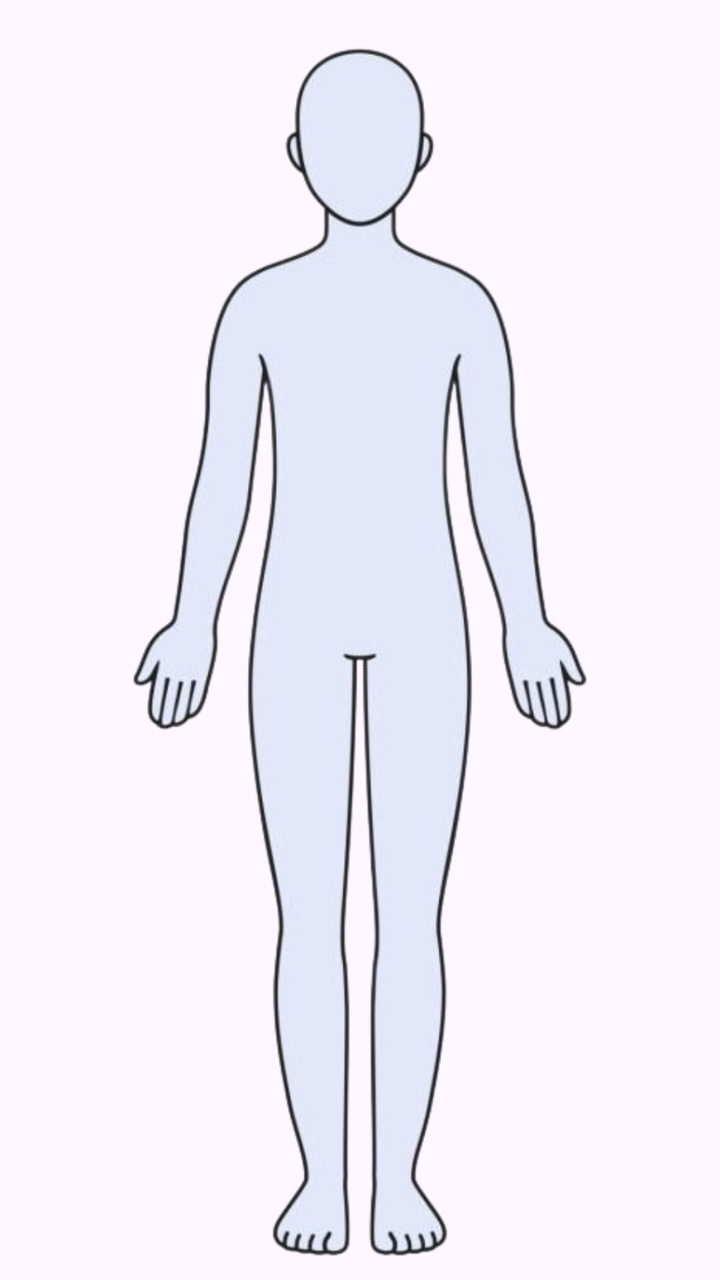
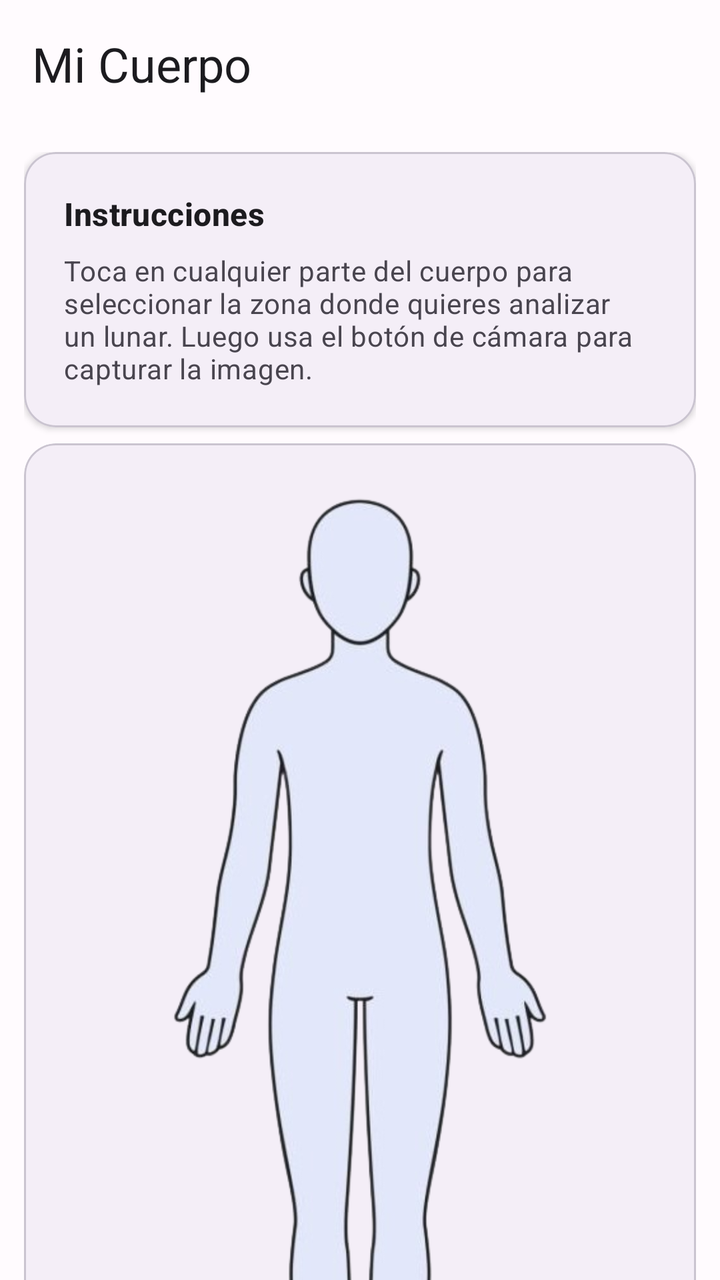

Screens rendered from an Android XML layout before and after an edit, with the pre-edit source and the edit as a unified diff.
<!-- AndroidManifest.xml: application theme Theme.SkinCare_TFM -->
<!-- res/layout/fragment_body.xml -->
<?xml version="1.0" encoding="utf-8"?>
<androidx.constraintlayout.widget.ConstraintLayout
    xmlns:android="http://schemas.android.com/apk/res/android"
    xmlns:app="http://schemas.android.com/apk/res-auto"
    xmlns:tools="http://schemas.android.com/tools"
    android:layout_width="match_parent"
    android:layout_height="match_parent"
    tools:context="fragments.MyBodyFragment">

    
    <ImageView
        android:id="@+id/frontBodyImage"
        android:layout_width="fill_parent"
        android:layout_height="fill_parent"
        app:layout_constraintStart_toStartOf="parent"
        app:layout_constraintEnd_toEndOf="parent"
        app:layout_constraintTop_toTopOf="parent"
        app:layout_constraintBottom_toBottomOf="parent"
        android:scaleType="fitCenter"
        android:src="@drawable/front_body"/>

    
    <ImageView
        android:id="@+id/frontBodyImageAreas"
        android:layout_width="fill_parent"
        android:layout_height="fill_parent"
        android:scaleType="fitCenter"

        app:layout_constraintStart_toStartOf="parent"
        app:layout_constraintEnd_toEndOf="parent"
        app:layout_constraintTop_toTopOf="parent"
        app:layout_constraintBottom_toBottomOf="parent"
        android:src="@drawable/front_body_mask"
        android:alpha="0"
        />

</androidx.constraintlayout.widget.ConstraintLayout>
<!-- resources referenced by this layout -->
<resources>
  <style name="Base.Theme.SkinCare_TFM" parent="Theme.Material3.DayNight.NoActionBar">
          
          
      </style>
  <!-- unchanged entries left out for length: 3 -->
</resources>

<!-- the commit's change to res/layout/fragment_body.xml (unified diff, before → after) -->
@@ -1,37 +1,128 @@
 <?xml version="1.0" encoding="utf-8"?>
-<androidx.constraintlayout.widget.ConstraintLayout
+<androidx.coordinatorlayout.widget.CoordinatorLayout
     xmlns:android="http://schemas.android.com/apk/res/android"
     xmlns:app="http://schemas.android.com/apk/res-auto"
     xmlns:tools="http://schemas.android.com/tools"
     android:layout_width="match_parent"
     android:layout_height="match_parent"
+    android:background="?attr/colorSurface"
     tools:context="fragments.MyBodyFragment">
 
     
-    <ImageView
-        android:id="@+id/frontBodyImage"
-        android:layout_width="fill_parent"
-        android:layout_height="fill_parent"
-        app:layout_constraintStart_toStartOf="parent"
-        app:layout_constraintEnd_toEndOf="parent"
-        app:layout_constraintTop_toTopOf="parent"
-        app:layout_constraintBottom_toBottomOf="parent"
-        android:scaleType="fitCenter"
-        android:src="@drawable/front_body"/>
+    <com.google.android.material.appbar.AppBarLayout
+        android:layout_width="match_parent"
+        android:layout_height="wrap_content"
+        android:background="@android:color/transparent"
+        app:elevation="0dp">
+
+        <com.google.android.material.appbar.MaterialToolbar
+            android:id="@+id/toolbar"
+            android:layout_width="match_parent"
+            android:layout_height="?attr/actionBarSize"
+            android:background="@android:color/transparent"
+            app:title="@string/my_body_title"
+            app:titleTextAppearance="?attr/textAppearanceHeadlineSmall"
+            app:titleTextColor="?attr/colorOnSurface"
+            app:menu="@menu/body_menu" />
+
+    </com.google.android.material.appbar.AppBarLayout>
 
     
-    <ImageView
-        android:id="@+id/frontBodyImageAreas"
-        android:layout_width="fill_parent"
-        android:layout_height="fill_parent"
-        android:scaleType="fitCenter"
+    <androidx.core.widget.NestedScrollView
+        android:layout_width="match_parent"
+        android:layout_height="match_parent"
+        app:layout_behavior="@string/appbar_scrolling_view_behavior">
 
-        app:layout_constraintStart_toStartOf="parent"
-        app:layout_constraintEnd_toEndOf="parent"
-        app:layout_constraintTop_toTopOf="parent"
-        app:layout_constraintBottom_toBottomOf="parent"
-        android:src="@drawable/front_body_mask"
-        android:alpha="0"
-        />
+        <androidx.constraintlayout.widget.ConstraintLayout
+            android:layout_width="match_parent"
+            android:layout_height="wrap_content"
+            android:padding="12dp">
 
-</androidx.constraintlayout.widget.ConstraintLayout>
+            
+            <com.google.android.material.card.MaterialCardView
+                android:id="@+id/card_info"
+                android:layout_width="match_parent"
+                android:layout_height="wrap_content"
+                android:layout_marginBottom="16dp"
+                style="@style/Widget.SkinCare_TFM.Card"
+                app:layout_constraintTop_toTopOf="parent"
+                app:layout_constraintStart_toStartOf="parent"
+                app:layout_constraintEnd_toEndOf="parent">
+
+                <LinearLayout
+                    android:layout_width="match_parent"
+                    android:layout_height="wrap_content"
+                    android:orientation="vertical"
+                    android:padding="20dp">
+
+                    <TextView
+                        android:layout_width="match_parent"
+                        android:layout_height="wrap_content"
+                        android:text="@string/body_instruction_title"
+                        android:textAppearance="?attr/textAppearanceTitleMedium"
+                        android:textColor="?attr/colorOnSurface"
+                        android:textStyle="bold"
+                        android:layout_marginBottom="8dp" />
+
+                    <TextView
+                        android:layout_width="match_parent"
+                        android:layout_height="wrap_content"
+                        android:text="@string/body_instruction_description"
+                        android:textAppearance="?attr/textAppearanceBodyMedium"
+                        android:textColor="?attr/colorOnSurfaceVariant" />
+
+                </LinearLayout>
+
+            </com.google.android.material.card.MaterialCardView>
+
+            
+            <com.google.android.material.card.MaterialCardView
+                android:id="@+id/card_body_container"
+                android:layout_width="match_parent"
+                android:layout_height="0dp"
+                android:layout_marginTop="8dp"
+                android:layout_marginBottom="16dp"
+                style="@style/Widget.SkinCare_TFM.Card"
+                app:layout_constraintTop_toBottomOf="@id/card_info"
+                app:layout_constraintStart_toStartOf="parent"
+                app:layout_constraintEnd_toEndOf="parent"
+                app:layout_constraintBottom_toBottomOf="parent"
+                app:layout_constraintHeight_percent="0.77">
+
+                <FrameLayout
+                    android:layout_width="match_parent"
+                    android:layout_height="match_parent"
+                    android:padding="8dp">
+
+                    
+                    <ImageView
+                        android:id="@+id/frontBodyImage"
+                        android:layout_width="match_parent"
+                        android:layout_height="match_parent"
+                        android:layout_gravity="center"
+                        android:adjustViewBounds="true"
+                        android:contentDescription="@string/body_image_description"
+                        android:scaleType="centerInside"
+                        android:src="@drawable/front_body" />
+
+                    
+                    <ImageView
+                        android:id="@+id/frontBodyImageAreas"
+                        android:layout_width="match_parent"
+                        android:layout_height="match_parent"
+                        android:layout_gravity="center"
+                        android:adjustViewBounds="true"
+                        android:alpha="0"
+                        android:contentDescription="@string/body_mask_description"
+                        android:scaleType="centerInside"
+                        android:src="@drawable/front_body_mask" />
+
+                </FrameLayout>
+
+            </com.google.android.material.card.MaterialCardView>
+
+        </androidx.constraintlayout.widget.ConstraintLayout>
+
+    </androidx.core.widget.NestedScrollView>
+
+</androidx.coordinatorlayout.widget.CoordinatorLayout>
<!-- resource entries referenced after the edit -->
@@ -1,9 +1,92 @@
 <!-- resources referenced by this layout -->
 <resources>
+  <string name="body_image_description">Imagen del cuerpo humano</string>
+  <string name="body_instruction_description">Toca en cualquier parte del cuerpo para seleccionar la zona donde quieres analizar un lunar. Luego usa el botón de cámara para capturar la imagen.</string>
+  <string name="body_instruction_title">Instrucciones</string>
+  <string name="body_mask_description">Máscara de áreas del cuerpo</string>
+  <string name="my_body_title">Mi Cuerpo</string>
+  <style name="Widget.SkinCare_TFM.Card" parent="Widget.Material3.CardView.Elevated">
+          <item name="cardElevation">2dp</item>
+          <item name="cardCornerRadius">16dp</item>
+          <item name="cardBackgroundColor">@color/md3_surface_light</item>
+          <item name="strokeColor">@color/md3_outline_variant_light</item>
+          <item name="strokeWidth">1dp</item>
+      </style>
+  <color name="md3_surface_light">#FFFBFE</color>
+  <color name="md3_outline_variant_light">#CAC4D0</color>
   <style name="Base.Theme.SkinCare_TFM" parent="Theme.Material3.DayNight.NoActionBar">
           
+          <item name="colorPrimary">@color/md3_primary_light</item>
+          <item name="colorOnPrimary">@color/md3_on_primary_light</item>
+          <item name="colorPrimaryContainer">@color/md3_primary_container_light</item>
+          <item name="colorOnPrimaryContainer">@color/md3_on_primary_container_light</item>
           
+          <item name="colorSecondary">@color/md3_secondary_light</item>
+          <item name="colorOnSecondary">@color/md3_on_secondary_light</item>
+          <item name="colorSecondaryContainer">@color/md3_secondary_container_light</item>
+          <item name="colorOnSecondaryContainer">@color/md3_on_secondary_container_light</item>
+          
+          <item name="colorTertiary">@color/md3_tertiary_light</item>
+          <item name="colorOnTertiary">@color/md3_on_tertiary_light</item>
+          <item name="colorTertiaryContainer">@color/md3_tertiary_container_light</item>
+          <item name="colorOnTertiaryContainer">@color/md3_on_tertiary_container_light</item>
+          
+          <item name="colorError">@color/md3_error_light</item>
+          <item name="colorOnError">@color/md3_on_error_light</item>
+          <item name="colorErrorContainer">@color/md3_error_container_light</item>
+          <item name="colorOnErrorContainer">@color/md3_on_error_container_light</item>
+          
+          <item name="android:colorBackground">@color/md3_background_light</item>
+          <item name="colorOnBackground">@color/md3_on_background_light</item>
+          <item name="colorSurface">@color/md3_surface_light</item>
+          <item name="colorOnSurface">@color/md3_on_surface_light</item>
+          <item name="colorSurfaceVariant">@color/md3_surface_variant_light</item>
+          <item name="colorOnSurfaceVariant">@color/md3_on_surface_variant_light</item>
+          <item name="colorOutline">@color/md3_outline_light</item>
+          <item name="colorOutlineVariant">@color/md3_outline_variant_light</item>
+          
+          
+          <item name="android:statusBarColor">@android:color/transparent</item>
+          <item name="android:navigationBarColor">@android:color/transparent</item>
+          <item name="android:windowLightStatusBar">true</item>
+          <item name="android:windowLightNavigationBar">true</item>
+          
+          
+          <item name="textAppearanceHeadlineLarge">@style/TextAppearance.Material3.HeadlineLarge</item>
+          <item name="textAppearanceHeadlineMedium">@style/TextAppearance.Material3.HeadlineMedium</item>
+          <item name="textAppearanceHeadlineSmall">@style/TextAppearance.Material3.HeadlineSmall</item>
+          <item name="textAppearanceTitleLarge">@style/TextAppearance.Material3.TitleLarge</item>
+          <item name="textAppearanceTitleMedium">@style/TextAppearance.Material3.TitleMedium</item>
+          <item name="textAppearanceTitleSmall">@style/TextAppearance.Material3.TitleSmall</item>
+          <item name="textAppearanceBodyLarge">@style/TextAppearance.Material3.BodyLarge</item>
+          <item name="textAppearanceBodyMedium">@style/TextAppearance.Material3.BodyMedium</item>
+          <item name="textAppearanceBodySmall">@style/TextAppearance.Material3.BodySmall</item>
+          <item name="textAppearanceLabelLarge">@style/TextAppearance.Material3.LabelLarge</item>
+          <item name="textAppearanceLabelMedium">@style/TextAppearance.Material3.LabelMedium</item>
+          <item name="textAppearanceLabelSmall">@style/TextAppearance.Material3.LabelSmall</item>
       </style>
+  <color name="md3_primary_light">#6750A4</color>
+  <color name="md3_on_primary_light">#FFFFFF</color>
+  <color name="md3_primary_container_light">#EADDFF</color>
+  <color name="md3_on_primary_container_light">#21005D</color>
+  <color name="md3_secondary_light">#625B71</color>
+  <color name="md3_on_secondary_light">#FFFFFF</color>
+  <color name="md3_secondary_container_light">#E8DEF8</color>
+  <color name="md3_on_secondary_container_light">#1D192B</color>
+  <color name="md3_tertiary_light">#7D5260</color>
+  <color name="md3_on_tertiary_light">#FFFFFF</color>
+  <color name="md3_tertiary_container_light">#FFD8E4</color>
+  <color name="md3_on_tertiary_container_light">#31111D</color>
+  <color name="md3_error_light">#BA1A1A</color>
+  <color name="md3_on_error_light">#FFFFFF</color>
+  <color name="md3_error_container_light">#FFDAD6</color>
+  <color name="md3_on_error_container_light">#410002</color>
+  <color name="md3_background_light">#FFFBFE</color>
+  <color name="md3_on_background_light">#1C1B1F</color>
+  <color name="md3_on_surface_light">#1C1B1F</color>
+  <color name="md3_surface_variant_light">#E7E0EC</color>
+  <color name="md3_on_surface_variant_light">#49454F</color>
+  <color name="md3_outline_light">#79747E</color>
   <!-- unchanged entries left out for length: 3 -->
 </resources>
 
